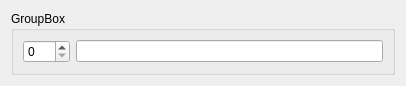
Above: classifer_name_table.ui from phetaduck/SqlViewGenerator before the change. Below: the same form after it.
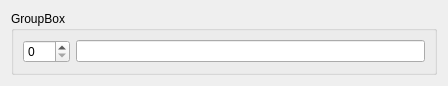
That is the form after the change.

Diff of the .ui file:
```diff
--- a/classifer_name_table.ui
+++ b/classifer_name_table.ui
@@ -6,7 +6,7 @@
    <rect>
     <x>0</x>
     <y>0</y>
-    <width>406</width>
+    <width>448</width>
     <height>71</height>
    </rect>
   </property>
@@ -27,7 +27,7 @@
         </property>
        </widget>
       </item>
-      <item row="0" column="1">
+      <item row="0" column="3">
        <widget class="QLineEdit" name="le_table">
         <property name="readOnly">
          <bool>true</bool>
```
